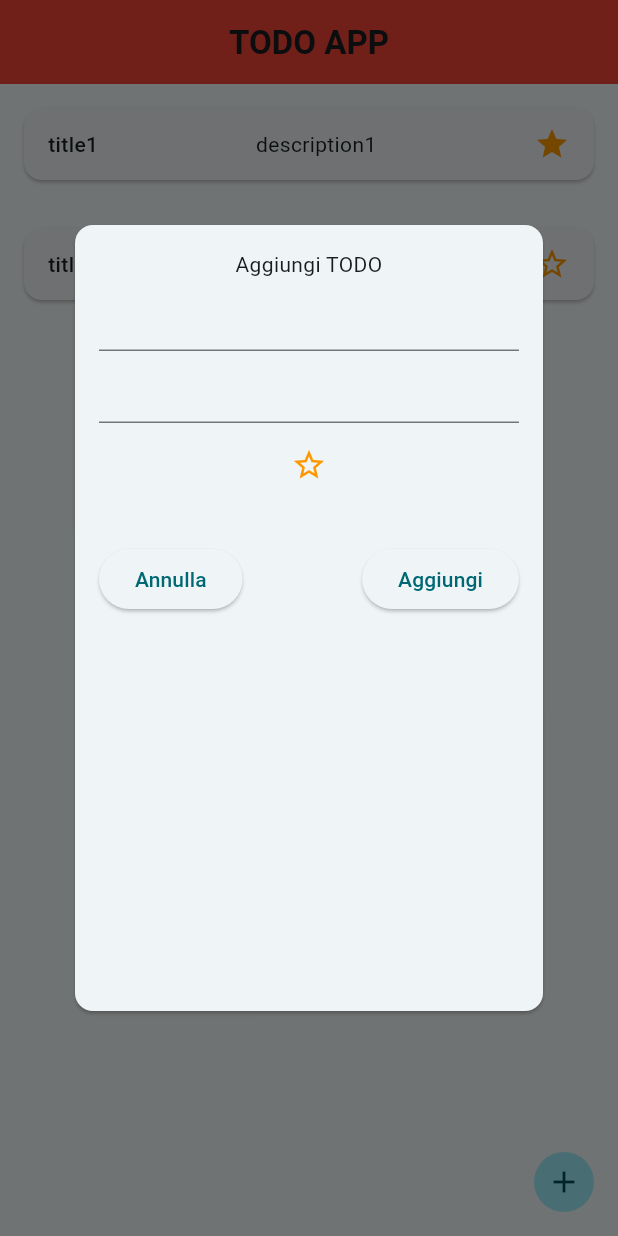
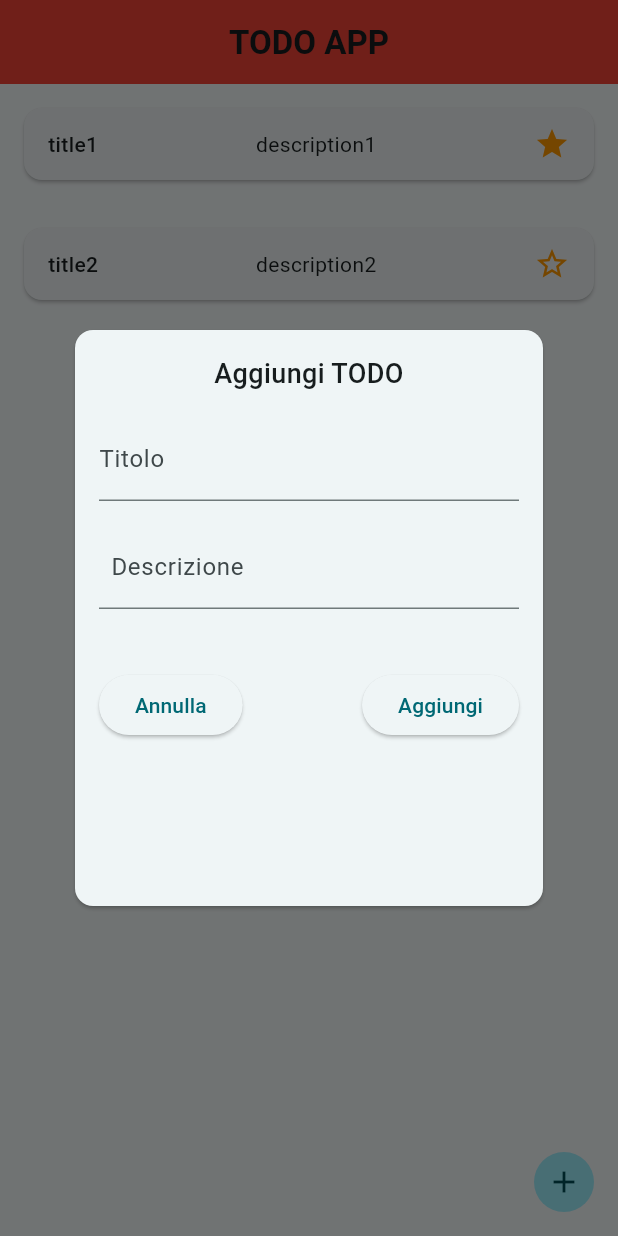
Before and after one commit to Danilospano00/TODO-app, a Flutter app: the screen it shows after launch, after a tap on the "star border" icon, after a tap on the "add" icon, on a phone screen of 412 x 824 dp. Run offline on Flutter 3.47's test engine with Material 2 defaults, Android fonts, the phone set to English and light mode, and no system bars; our stand-ins replace equatable, flutter_redux, redux.

Commit message:
feat: changed alert dialog style

```diff
--- a/lib/widget/add_todo_alert_dialog.dart
+++ b/lib/widget/add_todo_alert_dialog.dart
@@ -15,15 +15,13 @@ class _AddTodoAlertDialogState extends State<AddTodoAlertDialog> {
 
   final TextEditingController descriptionTodo = TextEditingController();
 
-  bool isRelevant = false;
-
   @override
   Widget build(BuildContext context) {
     return StoreConnector<AppState, AddTodoAlertDialogViewModel>(
       converter: (store) => AddTodoAlertDialogViewModel.create(store),
       builder: (context, vm) => Card(
         margin: const EdgeInsets.symmetric(
-          vertical: 150,
+          vertical: 220,
           horizontal: 50,
         ),
         child: Padding(
@@ -36,31 +34,36 @@ class _AddTodoAlertDialogState extends State<AddTodoAlertDialog> {
             children: [
               const Text(
                 "Aggiungi TODO",
+                style: TextStyle(
+                  fontSize: 18,
+                  fontWeight: FontWeight.w500,
+                ),
                 textAlign: TextAlign.center,
-              ),
-              TextField(
-                controller: titleTodo,
-              ),
-              TextField(
-                controller: descriptionTodo,
               ),
               const SizedBox(
                 height: 16,
               ),
-              GestureDetector(
-                onTap: () {
-                  setState(() {
-                    isRelevant = !isRelevant;
-                  });
-                },
-                child: isRelevant
-                    ? const Icon(
-                        Icons.star,
-                        color: Colors.orange,
-                      )
-                    : const Icon(
-                        Icons.star_border,
-                        color: Colors.orange,
+              TextField(
+                controller: titleTodo,
+                decoration: const InputDecoration(
+                  contentPadding: EdgeInsets.fromLTRB(
+                    0,
+                    8,
+                    0,
+                    8,
+                  ),
+                  labelText: "Titolo",
+                ),
+              ),
+              const SizedBox(
+                height: 16,
+              ),
+              TextField(
+                cursorHeight: 18,
+                controller: descriptionTodo,
+                decoration: const InputDecoration(
+                  contentPadding: EdgeInsets.all(8),
+                  labelText: "Descrizione",
                 ),
               ),
               const SizedBox(
@@ -79,12 +82,15 @@ class _AddTodoAlertDialogState extends State<AddTodoAlertDialog> {
                   const Spacer(),
                   ElevatedButton(
                     onPressed: () {
+                      if (titleTodo.text.isNotEmpty ||
+                          descriptionTodo.text.isNotEmpty) {
                         vm.addTodo(
                           titleTodo.text,
                           descriptionTodo.text,
-                        isRelevant,
+                          false,
                         );
                         Navigator.pop(context);
+                      }
                     },
                     child: const Text(
                       "Aggiungi",
```
Lines whose indentation alone changed are shown as unchanged.
